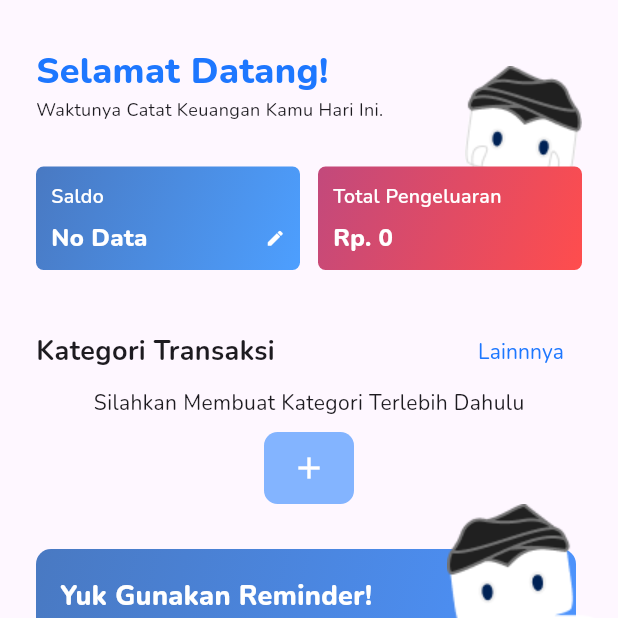
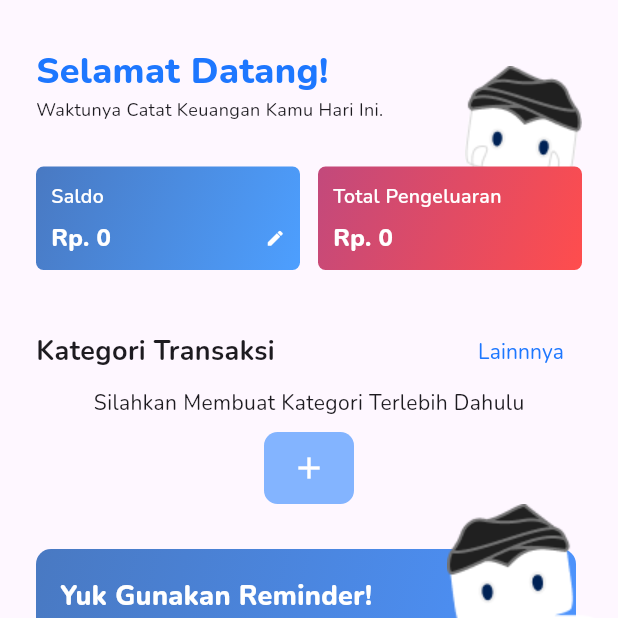
Before and after one commit to Reza1290/budgetin-app, a Flutter app: the screen it shows after launch, on a phone screen of 412 x 824 dp, the top half of it. Run offline on Flutter 3.47's test engine with Material 3 defaults, Android fonts, the phone set to English and light mode, and no system bars; drawn by our look-alikes of flutter_slidable; our stand-ins replace drift, sqlite3_flutter_libs; accounts and stored records are empty; generated files the repository leaves out were written again.

Commit message:
fix: saldo

```diff
--- a/lib/main.dart
+++ b/lib/main.dart
@@ -8,8 +8,6 @@ AppDb? db;
 void main() async {
   WidgetsFlutterBinding.ensureInitialized();
   db = await initializeDb();
-   final database = AppDb();
-  await database.migration;
   runApp(MyApp());
 }
 
--- a/lib/models/database.dart
+++ b/lib/models/database.dart
@@ -22,7 +22,7 @@ class AppDb extends _$AppDb {
   AppDb() : super(_openConnection());
 
   @override
-  int get schemaVersion => 2;
+  int get schemaVersion => 3;
 
   @override
   MigrationStrategy get migration {
@@ -30,17 +30,21 @@ class AppDb extends _$AppDb {
       onCreate: (Migrator m) async {
         await m.createAll();
       },
+      beforeOpen: (details) async {
+        if (details.wasCreated) {
+          await into(saldos)
+              .insert(SaldosCompanion.insert(id: Value(1), saldo: 0));
+        }
+      },
       onUpgrade: (Migrator m, int from, int to) async {
         if (from < 2) {
           // we added the dueDate property in the change from version 1 to
           // version 2
           await m.addColumn(categories, categories.icon);
         }
-        // if (from < 3) {
-        //   // we added the priority property in the change from version 1 or 2
-        //   // to version 3
-        //   await m.addColumn(categories, categories.);
-        // }
+        if (from < 3) {
+          await m.createTable($SaldosTable(attachedDatabase));
+        }
       },
     );
   }
@@ -181,33 +185,29 @@ class AppDb extends _$AppDb {
     return totalAmount;
   }
 
-  Future<Saldo?> getFirstSaldo() async {
+  Future<Saldo> getFirstSaldo() async {
     final query = select(saldos)..limit(1);
     final result = await query.get();
     if (result.isNotEmpty) {
       return result.first;
     } else {
-    return null;
+      return Saldo(id: 1, saldo: 0);
     }
   }
 
-Future<void> createOrUpdateSaldo(int saldo) async {
-  // Ambil hanya satu baris pertama dari tabel saldo
-  final query = await (select(saldos)).get();
-
-  if (query.isEmpty) {
-    // Jika tidak ada data saldo, tambahkan data baru
-    await into(saldos).insert(SaldosCompanion.insert(saldo: saldo));
-    print("Data saldo berhasil ditambahkan.");
-  } else {
-    // Jika data saldo sudah ada, perbarui saldo yang ada
-    await (update(saldos)..where((tbl) => tbl.id.equals(query.first.id)))
-        .write(SaldosCompanion(saldo: Value(saldo)));
-    print("Data saldo berhasil diperbarui.");
-  }
+  Stream<Saldo> watchFirstSaldo() {
+    return (select(saldos)
+          ..orderBy([
+            // (t) => OrderingTerm(expression: t.priority, mode: OrderingMode.desc)
+          ])
+          ..limit(1))
+        .watchSingle(); // Use watchSingle to get a stream of a single item
   }
 
-
+  Future<int> createOrUpdateSaldo(int saldo) async {
+    return into(saldos).insertOnConflictUpdate(
+        SaldosCompanion.insert(id: Value(1), saldo: saldo));
+  }
 
   Stream<int> totalExpense() async* {
     final datas = await allTransactions();
@@ -219,8 +219,6 @@ Future<void> createOrUpdateSaldo(int saldo) async {
     }
   }
 }
-
-
 
 class CategoryTotal {
   final Category category;
--- a/lib/models/saldo.dart
+++ b/lib/models/saldo.dart
@@ -1,6 +1,7 @@
 import 'package:drift/drift.dart';
 
-class Saldos extends Table{
+@DataClassName('Saldo')
+class Saldos extends Table {
   IntColumn get id => integer().autoIncrement()();
   IntColumn get saldo => integer()();
 }
--- a/lib/widgets/homepage/category_home.dart
+++ b/lib/widgets/homepage/category_home.dart
@@ -21,7 +21,9 @@ class _CategoryHomeState extends State<CategoryHome> {
       builder:
           (BuildContext context, AsyncSnapshot<List<CategoryTotal>> snapshot) {
         if (snapshot.connectionState == ConnectionState.waiting) {
-          return Column(
+          return Padding(
+            padding: const EdgeInsets.symmetric(horizontal: 24),
+            child: Column(
               children: [
                 Sekel(),
                 SizedBox(
@@ -29,6 +31,7 @@ class _CategoryHomeState extends State<CategoryHome> {
                 ),
                 Sekel()
               ],
+            ),
           );
         } else if (snapshot.hasError) {
           return Text('Error: ${snapshot.error}');
--- a/lib/widgets/homepage/saldo.dart
+++ b/lib/widgets/homepage/saldo.dart
@@ -1,3 +1,5 @@
+import 'dart:async';
+
 import 'package:budgetin/main.dart';
 import 'package:budgetin/models/database.dart';
 import 'package:budgetin/providers/currency.dart';
@@ -16,20 +18,39 @@ class SaldoWidget extends StatefulWidget {
 }
 
 class _SaldoWidgetState extends State<SaldoWidget> {
-
   final TextEditingController _moneyController = TextEditingController();
   int _saldo = 0;
 
-  AppDb _db = AppDb();
+  // AppDb _db = AppDb();
   // Future<int> totalExpense() async {
   //   return await db!.totalExpense().whenComplete(() {
   //     // db.close();
   //   }); // Tambahkan await di sini
   // }
 
+  Stream<Saldo> saldoUpdate() {
+    final controller = StreamController<Saldo>();
+
+    db!.watchFirstSaldo().listen((saldo) {
+      // Update the _moneyController.text when a new saldo is emitted
+      _moneyController.text = saldo.saldo.toString();
+
+      // Add the new saldo to the stream
+      controller.add(saldo);
+    });
+
+    return controller.stream;
+  }
+
+  @override
+  void initState() {
+    // TODO: implement initState
+    super.initState();
+    // _moneyController.text = _saldo.toString();
+  }
+
   @override
   Widget build(BuildContext context) {
-    _moneyController.text = _saldo.toString();
     return Stack(
       clipBehavior: Clip.none,
       children: [
@@ -77,7 +98,8 @@ class _SaldoWidgetState extends State<SaldoWidget> {
                                   width: MediaQuery.of(context).size.width,
                                   child: Column(
                                     mainAxisSize: MainAxisSize.min,
-                                crossAxisAlignment: CrossAxisAlignment.start,
+                                    crossAxisAlignment:
+                                        CrossAxisAlignment.start,
                                     children: [
                                       Padding(
                                         padding: const EdgeInsets.symmetric(
@@ -90,7 +112,9 @@ class _SaldoWidgetState extends State<SaldoWidget> {
                                               padding:
                                                   EdgeInsets.only(bottom: 12.0),
                                               child: Text(
-                                            DateTime.now().toLocal().toString(),
+                                                DateTime.now()
+                                                    .toLocal()
+                                                    .toString(),
                                                 style: TextStyle(fontSize: 14),
                                               ),
                                             ),
@@ -102,19 +126,21 @@ class _SaldoWidgetState extends State<SaldoWidget> {
                                       ),
                                     ],
                                   ),
-                            ),
-                            () {
-                              _db.createOrUpdateSaldo(int.parse(_moneyController.text.replaceAll('.', '')));
+                                ), () {
+                              db!.createOrUpdateSaldo(int.parse(
+                                  _moneyController.text.replaceAll('.', '')));
                             }),
                         child: Row(
                           children: [
                             Expanded(
-  child: FutureBuilder(
-    future: _db.getFirstSaldo(),
+                              child: StreamBuilder(
+                                stream: saldoUpdate(),
                                 builder: (context, snapshot) {
-      if (snapshot.hasData && snapshot.data != null) {
+                                  if (snapshot.hasData &&
+                                      snapshot.data != null) {
                                     return Text(
-          TextCurrencyFormat.format(snapshot.data!.saldo),
+                                      TextCurrencyFormat.format(
+                                          snapshot.data!.saldo.toString()),
                                       overflow: TextOverflow.ellipsis,
                                       style: TextStyle(
                                         fontWeight: FontWeight.w800,
@@ -124,7 +150,7 @@ class _SaldoWidgetState extends State<SaldoWidget> {
                                     );
                                   } else {
                                     return Text(
-          'No Data',
+                                      'Rp. 0',
                                       style: TextStyle(
                                         fontWeight: FontWeight.w800,
                                         fontSize: 16,
@@ -135,7 +161,6 @@ class _SaldoWidgetState extends State<SaldoWidget> {
                                 },
                               ),
                             ),
-
                             Icon(
                               Icons.edit,
                               size: 13,
```
Lines whose indentation alone changed are shown as unchanged.
